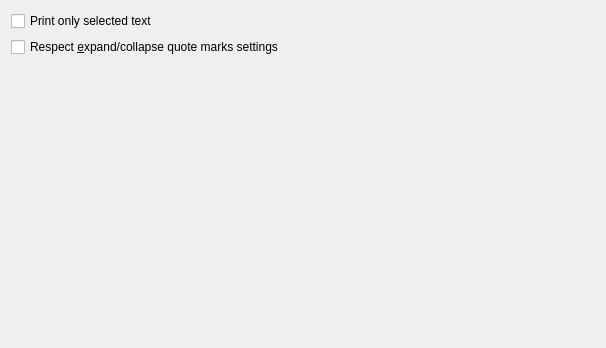
Above: messageviewer/ui/printingsettings.ui from KDE/kdepim before the change. Below: the same form after it.
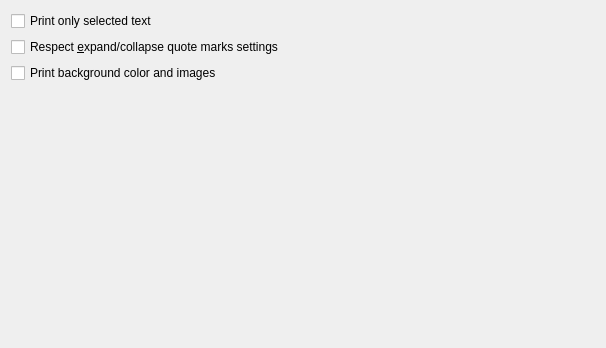
That is the form after the change.

Commit message: Add new option, draw or not background color and image

Diff of the .ui file:
```diff
--- a/messageviewer/ui/printingsettings.ui
+++ b/messageviewer/ui/printingsettings.ui
@@ -25,6 +25,13 @@
      </property>
     </widget>
    </item>
+   <item>
+    <widget class="QCheckBox" name="printBackgroundColorAndImages">
+     <property name="text">
+      <string>Print background color and images</string>
+     </property>
+    </widget>
+   </item>
    <item>
     <spacer name="verticalSpacer">
      <property name="orientation">
```
The commit also changes 3 other files.
